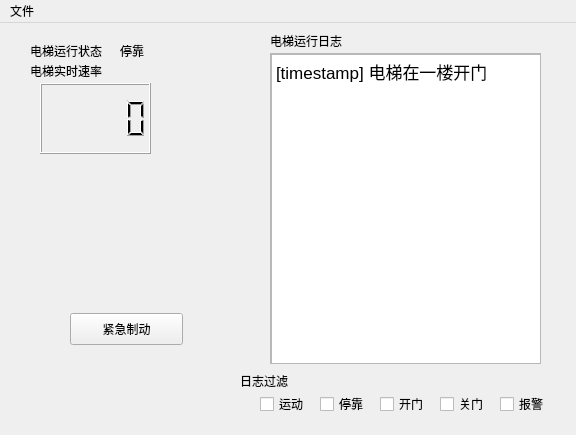
Above: qt/simuLift/mainwindow.ui from liricliu/simuLift before the change. Below: the same form after it.
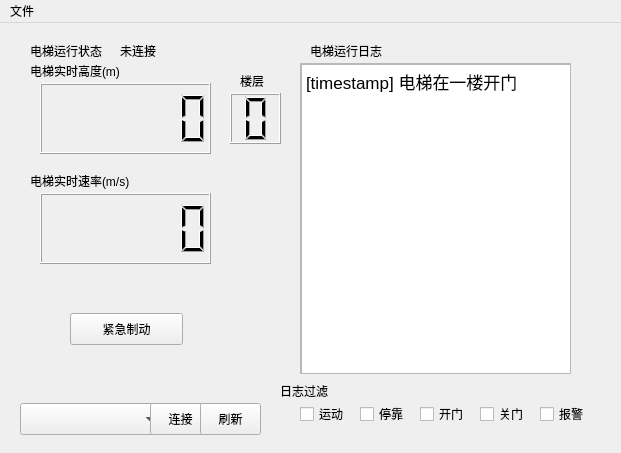
That is the form after the change.

```diff
--- a/qt/simuLift/mainwindow.ui
+++ b/qt/simuLift/mainwindow.ui
@@ -6,8 +6,8 @@
    <rect>
     <x>0</x>
     <y>0</y>
-    <width>576</width>
-    <height>435</height>
+    <width>621</width>
+    <height>453</height>
    </rect>
   </property>
   <property name="windowTitle">
@@ -32,12 +32,12 @@
      <rect>
       <x>120</x>
       <y>20</y>
-      <width>60</width>
+      <width>81</width>
       <height>16</height>
      </rect>
     </property>
     <property name="text">
-     <string>停靠</string>
+     <string>未连接</string>
     </property>
    </widget>
    <widget class="QLabel" name="label_3">
@@ -45,12 +45,12 @@
      <rect>
       <x>30</x>
       <y>40</y>
-      <width>81</width>
+      <width>121</width>
       <height>16</height>
      </rect>
     </property>
     <property name="text">
-     <string>电梯实时速率</string>
+     <string>电梯实时高度(m)</string>
     </property>
    </widget>
    <widget class="QLCDNumber" name="lcdNumber">
@@ -58,16 +58,19 @@
      <rect>
       <x>40</x>
       <y>60</y>
-      <width>111</width>
+      <width>171</width>
       <height>71</height>
      </rect>
     </property>
+    <property name="digitCount">
+     <number>6</number>
+    </property>
    </widget>
    <widget class="QScrollArea" name="scrollArea">
     <property name="geometry">
      <rect>
-      <x>270</x>
-      <y>30</y>
+      <x>300</x>
+      <y>40</y>
       <width>271</width>
       <height>311</height>
      </rect>
@@ -106,8 +109,8 @@
    <widget class="QLabel" name="label_4">
     <property name="geometry">
      <rect>
-      <x>270</x>
-      <y>10</y>
+      <x>310</x>
+      <y>20</y>
       <width>81</width>
       <height>16</height>
      </rect>
@@ -132,8 +135,8 @@
    <widget class="QCheckBox" name="checkBox">
     <property name="geometry">
      <rect>
-      <x>320</x>
-      <y>370</y>
+      <x>360</x>
+      <y>380</y>
       <width>51</width>
       <height>22</height>
      </rect>
@@ -145,8 +148,8 @@
    <widget class="QCheckBox" name="checkBox_2">
     <property name="geometry">
      <rect>
-      <x>380</x>
-      <y>370</y>
+      <x>420</x>
+      <y>380</y>
       <width>51</width>
       <height>22</height>
      </rect>
@@ -158,8 +161,8 @@
    <widget class="QCheckBox" name="checkBox_3">
     <property name="geometry">
      <rect>
-      <x>440</x>
-      <y>370</y>
+      <x>480</x>
+      <y>380</y>
       <width>51</width>
       <height>22</height>
      </rect>
@@ -171,8 +174,8 @@
    <widget class="QCheckBox" name="checkBox_4">
     <property name="geometry">
      <rect>
-      <x>500</x>
-      <y>370</y>
+      <x>540</x>
+      <y>380</y>
       <width>51</width>
       <height>22</height>
      </rect>
@@ -184,8 +187,8 @@
    <widget class="QCheckBox" name="checkBox_5">
     <property name="geometry">
      <rect>
-      <x>260</x>
-      <y>370</y>
+      <x>300</x>
+      <y>380</y>
       <width>51</width>
       <height>22</height>
      </rect>
@@ -197,8 +200,8 @@
    <widget class="QLabel" name="label_5">
     <property name="geometry">
      <rect>
-      <x>240</x>
-      <y>350</y>
+      <x>280</x>
+      <y>360</y>
       <width>60</width>
       <height>16</height>
      </rect>
@@ -207,13 +210,101 @@
      <string>日志过滤</string>
     </property>
    </widget>
+   <widget class="QComboBox" name="ComBox">
+    <property name="geometry">
+     <rect>
+      <x>20</x>
+      <y>380</y>
+      <width>141</width>
+      <height>32</height>
+     </rect>
+    </property>
+   </widget>
+   <widget class="QPushButton" name="pushButton_2">
+    <property name="geometry">
+     <rect>
+      <x>150</x>
+      <y>380</y>
+      <width>61</width>
+      <height>32</height>
+     </rect>
+    </property>
+    <property name="text">
+     <string>连接</string>
+    </property>
+   </widget>
+   <widget class="QPushButton" name="pushButton_3">
+    <property name="geometry">
+     <rect>
+      <x>200</x>
+      <y>380</y>
+      <width>61</width>
+      <height>32</height>
+     </rect>
+    </property>
+    <property name="text">
+     <string>刷新</string>
+    </property>
+   </widget>
+   <widget class="QLCDNumber" name="lcdNumber_2">
+    <property name="geometry">
+     <rect>
+      <x>40</x>
+      <y>170</y>
+      <width>171</width>
+      <height>71</height>
+     </rect>
+    </property>
+    <property name="digitCount">
+     <number>6</number>
+    </property>
+   </widget>
+   <widget class="QLabel" name="label_6">
+    <property name="geometry">
+     <rect>
+      <x>30</x>
+      <y>150</y>
+      <width>111</width>
+      <height>16</height>
+     </rect>
+    </property>
+    <property name="text">
+     <string>电梯实时速率(m/s)</string>
+    </property>
+   </widget>
+   <widget class="QLCDNumber" name="lcdNumber_3">
+    <property name="geometry">
+     <rect>
+      <x>230</x>
+      <y>70</y>
+      <width>51</width>
+      <height>51</height>
+     </rect>
+    </property>
+    <property name="digitCount">
+     <number>1</number>
+    </property>
+   </widget>
+   <widget class="QLabel" name="label_7">
+    <property name="geometry">
+     <rect>
+      <x>240</x>
+      <y>50</y>
+      <width>31</width>
+      <height>16</height>
+     </rect>
+    </property>
+    <property name="text">
+     <string>楼层</string>
+    </property>
+   </widget>
   </widget>
   <widget class="QMenuBar" name="menuBar">
    <property name="geometry">
     <rect>
      <x>0</x>
      <y>0</y>
-     <width>576</width>
+     <width>621</width>
      <height>24</height>
     </rect>
    </property>
```
